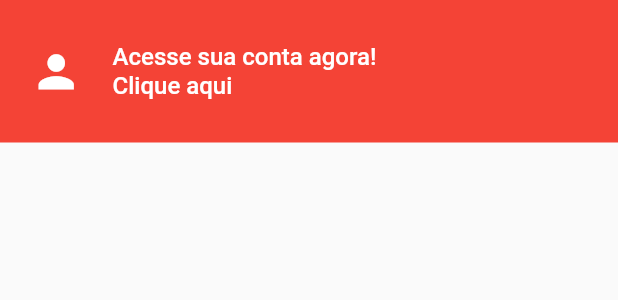
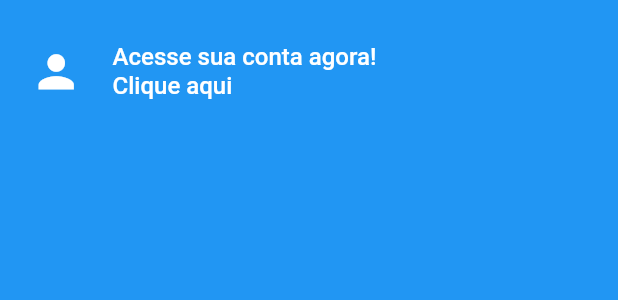
Before and after one commit to oliveiradg/GuiaPGX, a Flutter app: the CustomDrawerHeader widget shown alone on an empty page, opened directly, on a phone screen of 412 x 824 dp. Shown: the top 300 px of the screen. Run offline on Flutter 3.47's test engine with Material 2 defaults, Android fonts, the phone set to English and light mode, and no system bars; our stand-ins replace carousel_slider; network calls fail.

Commit message:
[DIA 50] feat: ajustes na UI

```diff
--- a/lib/app/views/home_page_view.dart
+++ b/lib/app/views/home_page_view.dart
@@ -60,7 +60,8 @@ class HomePageView extends StatelessWidget {
             ))
         .toList();
 
-    return Scaffold(
+    return SafeArea(
+      child: Scaffold(
         drawer: const CustomDrawer(),
         //appBar
 
@@ -402,6 +403,7 @@ class HomePageView extends StatelessWidget {
         ),
 
 
+      ),
     );
   }
 }
--- a/lib/components/custom_drawer/custom_drawer_header.dart
+++ b/lib/components/custom_drawer/custom_drawer_header.dart
@@ -1,24 +1,36 @@
 import 'package:flutter/material.dart';
+import 'package:guia_pgx/app/views/login_view.dart';
 
 class CustomDrawerHeader extends StatelessWidget {
+  const CustomDrawerHeader({Key? key}) : super(key: key);
 
-  const CustomDrawerHeader({ Key? key }) : super(key: key);
-
-   @override
-   Widget build(BuildContext context) {
-       return Container(
-        color: Colors.red,
+  @override
+  Widget build(BuildContext context) {
+    return GestureDetector(
+      onTap: (() {
+        Navigator.of(context).push(
+          MaterialPageRoute(builder: (_)=> LoginView(),
+          ),
+        );
+      }),
+      child: Container(
+      color: Colors.blue,
         height: 95,
         padding: const EdgeInsets.symmetric(horizontal: 20),
-         child: Row(
+        child: Row(
           children: [
-           const  Icon(Icons.person, color: Colors.white, size: 35,),
-            const   SizedBox(width: 20,),
+            const Icon(
+              Icons.person,
+              color: Colors.white,
+              size: 35,
+            ),
+            const SizedBox(
+              width: 20,
+            ),
             Expanded(
               child: Column(
                 mainAxisAlignment: MainAxisAlignment.center,
                 crossAxisAlignment: CrossAxisAlignment.start,
-
                 children: const [
                   Text(
                     'Acesse sua conta agora!',
@@ -40,7 +52,8 @@ class CustomDrawerHeader extends StatelessWidget {
               ),
             ),
           ],
-         ),
-       );
+        ),
+      ),
+    );
   }
 }
--- a/lib/components/page_tile.dart
+++ b/lib/components/page_tile.dart
@@ -25,7 +25,7 @@ class PageTile extends StatelessWidget {
           fontSize: 16,
         ),
       ),
-      leading: Icon(iconData, color: highLighted ? Colors.black : Colors.red, size: 32),
+      leading: Icon(iconData, color: highLighted ? Colors.black : Colors.blue, size: 32),
       onTap: onTap,
       selected: highLighted,
     );
--- a/lib/main.dart
+++ b/lib/main.dart
@@ -14,8 +14,12 @@ class MyApp extends StatelessWidget {
     return MaterialApp(
         title: 'Guia Comercial PGX',
         theme: ThemeData(
+          scaffoldBackgroundColor: Colors.blue,
 
-          primarySwatch: Colors.blue,
+          primaryColor: Colors.blue,
+          appBarTheme: const AppBarTheme(
+            elevation: 0,
+          ),
         ),
         home:  BaseView());
   }
```
Also changed, not shown: lib/app/views/login_view.dart (added, +16 -0 lines). Lines whose indentation alone changed are shown as unchanged.
